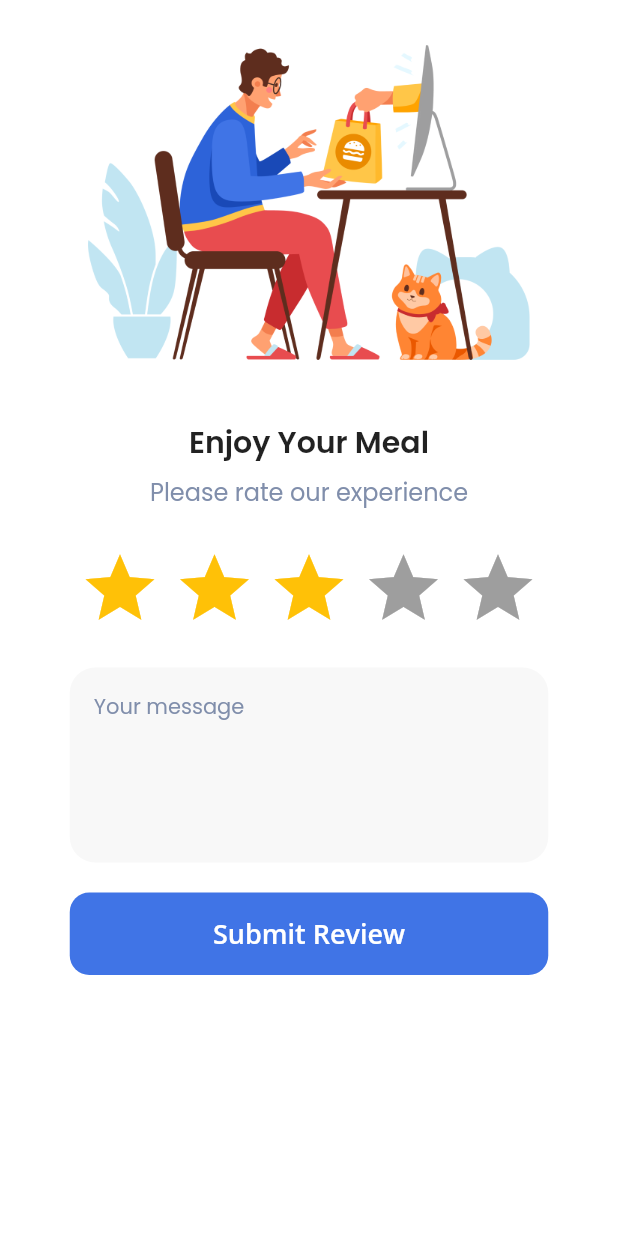
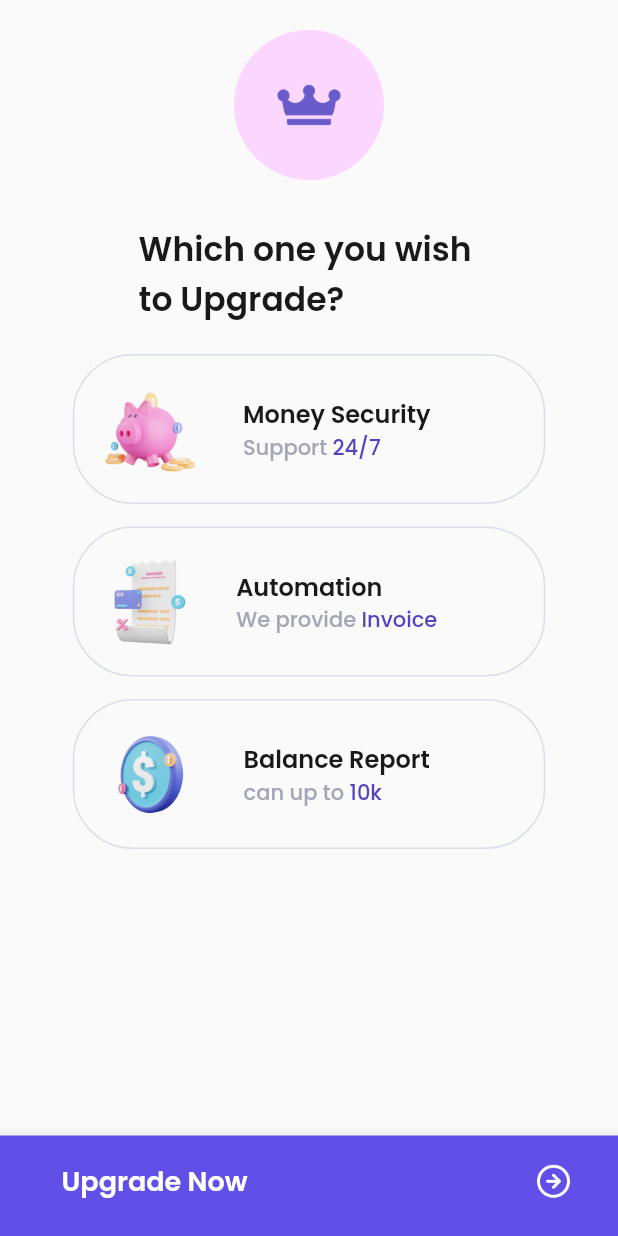
Before and after one commit to zakariyah24/sevendays-slicing, a Flutter app: the screen it shows after launch, on a phone screen of 412 x 824 dp. Run offline on Flutter 3.47's test engine with Material 2 defaults, Android fonts, the phone set to English and light mode, and no system bars; drawn by our look-alikes of flutter_rating_bar; our stand-ins replace google_fonts.

Commit message:
add first pricing + state management

```diff
--- a/lib/main.dart
+++ b/lib/main.dart
@@ -1,5 +1,6 @@
 import 'package:flutter/material.dart';
 import 'package:sevendays/pages/first_empty.dart';
+import 'package:sevendays/pages/first_pricing.dart';
 import 'package:sevendays/pages/first_rating.dart';
 import 'package:sevendays/pages/first_signin.dart';
 import 'package:sevendays/pages/first_splash.dart';
@@ -22,7 +23,7 @@ class SevenDays extends StatelessWidget {
   Widget build(BuildContext context) {
     return const MaterialApp(
       debugShowCheckedModeBanner: false,
-      home: SecondRating(),
+      home: FirstPricing(),
     );
   }
 }
--- /dev/null
+++ b/lib/pages/first_pricing.dart
@@ -0,0 +1,276 @@
+import 'package:flutter/material.dart';
+import 'package:google_fonts/google_fonts.dart';
+
+class FirstPricing extends StatefulWidget {
+  const FirstPricing({Key? key}) : super(key: key);
+
+  @override
+  State<FirstPricing> createState() => _FirstPricingState();
+}
+
+class _FirstPricingState extends State<FirstPricing> {
+  int selectedIndex = -1;
+  @override
+  Widget build(BuildContext context) {
+    return SafeArea(
+      child: Scaffold(
+        body: Center(
+          child: Column(
+            children: [
+              const SizedBox(height: 20),
+              Image.asset("assets/btn_crown.png", width: 100),
+              const SizedBox(height: 30),
+              Text(
+                "Which one you wish \nto Upgrade?",
+                style: GoogleFonts.poppins(
+                  fontSize: 22,
+                  fontWeight: FontWeight.w600,
+                  color: const Color(0xff191919),
+                ),
+              ),
+              const SizedBox(height: 20),
+              option(
+                0,
+                'assets/pig_icon.png',
+                'Money Security',
+                'Support ',
+                '24/7',
+              ),
+              const SizedBox(height: 15),
+              option(
+                1,
+                'assets/bill_icon.png',
+                'Automation',
+                'We provide ',
+                'Invoice',
+              ),
+              const SizedBox(height: 15),
+              option(
+                2,
+                'assets/dollar_icon.png',
+                'Balance Report',
+                'can up to ',
+                '10k',
+              ),
+            ],
+          ),
+        ),
+        bottomNavigationBar: BottomNavigationBar(
+          type: BottomNavigationBarType.fixed,
+          items: [
+            BottomNavigationBarItem(
+              icon: Padding(
+                padding: const EdgeInsets.only(top: 10),
+                child: Text(
+                  "Upgrade Now",
+                  style: GoogleFonts.poppins(
+                      fontSize: 18,
+                      fontWeight: FontWeight.w600,
+                      color: const Color(0xffffffff)),
+                ),
+              ),
+              label: '',
+            ),
+            BottomNavigationBarItem(
+              icon: Padding(
+                padding: const EdgeInsets.only(top: 10, left: 120),
+                child: Image.asset(
+                  "assets/arrow.png",
+                  width: 24,
+                ),
+              ),
+              label: '',
+            ),
+          ],
+          backgroundColor: const Color(0xff6050E7),
+        ),
+      ),
+    );
+  }
+
+  Widget option(
+    int index,
+    String imageUrl,
+    String title,
+    String description,
+    String subDescription,
+  ) {
+    return GestureDetector(
+      onTap: () {
+        setState(() {
+          selectedIndex = index;
+        });
+      },
+      child: Container(
+        width: 315,
+        height: 100,
+        decoration: BoxDecoration(
+          border: Border.all(
+            // color: const Color(0xffD9DEEA),
+            color:
+                selectedIndex == index ? Color(0xff6050E7) : Color(0xffD9DEEA),
+          ),
+          borderRadius: BorderRadius.circular(40),
+        ),
+        child: Row(
+          mainAxisAlignment: MainAxisAlignment.spaceBetween,
+          crossAxisAlignment: CrossAxisAlignment.center,
+          children: [
+            Padding(
+              padding: const EdgeInsets.only(left: 17),
+              child: Image.asset(imageUrl, width: 66, height: 61),
+            ),
+            Column(
+              mainAxisAlignment: MainAxisAlignment.start,
+              crossAxisAlignment: CrossAxisAlignment.start,
+              children: [
+                Padding(
+                  padding: const EdgeInsets.only(top: 27),
+                  child: Text(
+                    title,
+                    // "Money Security",
+                    style: GoogleFonts.poppins(
+                      color: const Color(0xff191919),
+                      fontSize: 16,
+                      fontWeight: FontWeight.w600,
+                    ),
+                  ),
+                ),
+                Padding(
+                  padding: const EdgeInsets.only(left: 0),
+                  child: Row(
+                    mainAxisAlignment: MainAxisAlignment.start,
+                    children: [
+                      Text(
+                        description,
+                        style: GoogleFonts.poppins(
+                          color: const Color(0xffA3A8B8),
+                          fontSize: 14,
+                          fontWeight: FontWeight.w500,
+                        ),
+                      ),
+                      Text(
+                        subDescription,
+                        style: GoogleFonts.poppins(
+                          color: const Color(0xff5343C2),
+                          fontSize: 14,
+                          fontWeight: FontWeight.w500,
+                        ),
+                      ),
+                    ],
+                  ),
+                ),
+              ],
+            ),
+            Padding(
+              padding: const EdgeInsets.only(right: 20),
+              child: selectedIndex == index
+                  ? Image.asset(
+                      "assets/purple_check.png",
+                      width: 26,
+                    )
+                  : const SizedBox(width: 26),
+            )
+          ],
+        ),
+      ),
+    );
+  }
+}
+
+// class Option extends StatelessWidget {
+//   final int index;
+//   final String imageUrl, title, description, subDescription;
+//   const Option({
+//     Key? key,
+//     required this.index,
+//     required this.imageUrl,
+//     required this.title,
+//     required this.description,
+//     required this.subDescription,
+//   }) : super(key: key);
+
+//   @override
+//   Widget build(BuildContext context) {
+//     return GestureDetector(
+//       onTap: () {
+//         setState() {
+//           selectedIndex = index;
+//         }
+//       },
+//       child: Container(
+//         width: 315,
+//         height: 100,
+//         decoration: BoxDecoration(
+//           border: Border.all(
+//             // color: const Color(0xffD9DEEA),
+//             color:
+//                 selectedIndex == index ? Color(0xff6050E7) : Color(0xffD9DEEA),
+//           ),
+//           borderRadius: BorderRadius.circular(40),
+//         ),
+//         child: Row(
+//           mainAxisAlignment: MainAxisAlignment.spaceBetween,
+//           crossAxisAlignment: CrossAxisAlignment.center,
+//           children: [
+//             Padding(
+//               padding: const EdgeInsets.only(left: 17),
+//               child: Image.asset(imageUrl, width: 66, height: 61),
+//             ),
+//             Column(
+//               mainAxisAlignment: MainAxisAlignment.start,
+//               crossAxisAlignment: CrossAxisAlignment.start,
+//               children: [
+//                 Padding(
+//                   padding: const EdgeInsets.only(top: 27),
+//                   child: Text(
+//                     title,
+//                     // "Money Security",
+//                     style: GoogleFonts.poppins(
+//                       color: const Color(0xff191919),
+//                       fontSize: 16,
+//                       fontWeight: FontWeight.w600,
+//                     ),
+//                   ),
+//                 ),
+//                 Padding(
+//                   padding: const EdgeInsets.only(left: 0),
+//                   child: Row(
+//                     mainAxisAlignment: MainAxisAlignment.start,
+//                     children: [
+//                       Text(
+//                         description,
+//                         style: GoogleFonts.poppins(
+//                           color: const Color(0xffA3A8B8),
+//                           fontSize: 14,
+//                           fontWeight: FontWeight.w500,
+//                         ),
+//                       ),
+//                       Text(
+//                         subDescription,
+//                         style: GoogleFonts.poppins(
+//                           color: const Color(0xff5343C2),
+//                           fontSize: 14,
+//                           fontWeight: FontWeight.w500,
+//                         ),
+//                       ),
+//                     ],
+//                   ),
+//                 ),
+//               ],
+//             ),
+//             Padding(
+//               padding: const EdgeInsets.only(right: 20),
+//               child: selectedIndex == index
+//                   ? Image.asset(
+//                       "assets/purple_check.png",
+//                       width: 26,
+//                     )
+//                   : const SizedBox(width: 26),
+//             )
+//           ],
+//         ),
+//       ),
+//     );
+//   }
+// }
```
Also changed, not shown: assets/arrow.png (added), assets/btn_crown.png (added), assets/dollar_icon.png (added), assets/orange_check.png (added), assets/pig_icon.png (added), assets/pricing_illustration.png (added), assets/purple_check.png (added).
